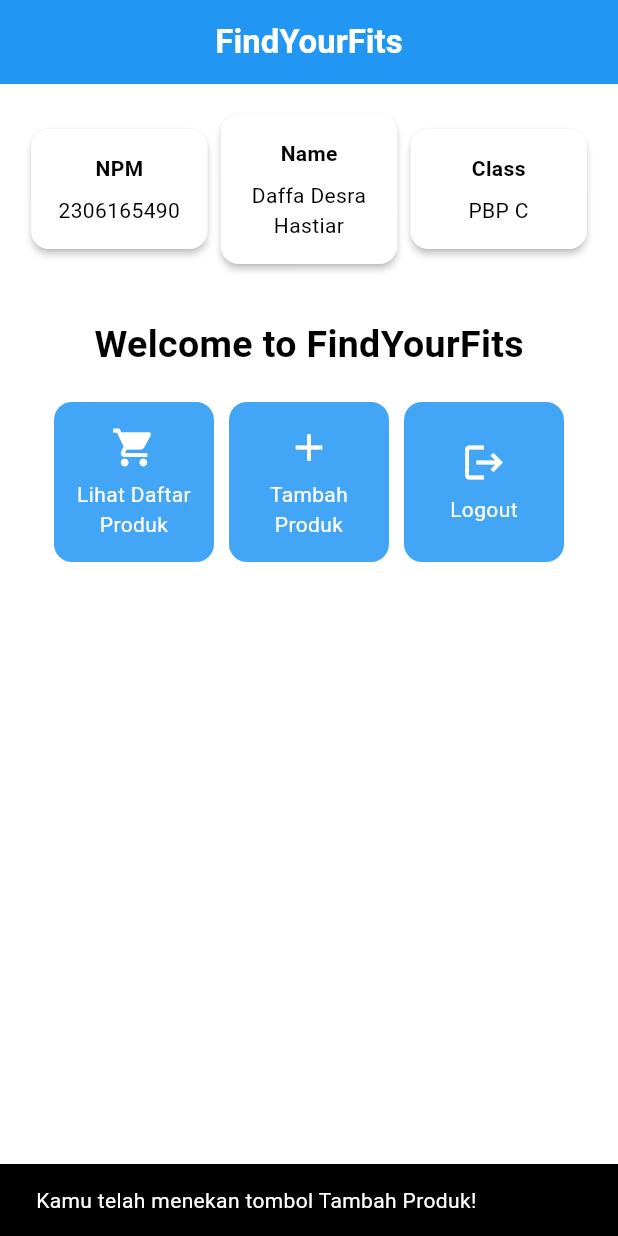
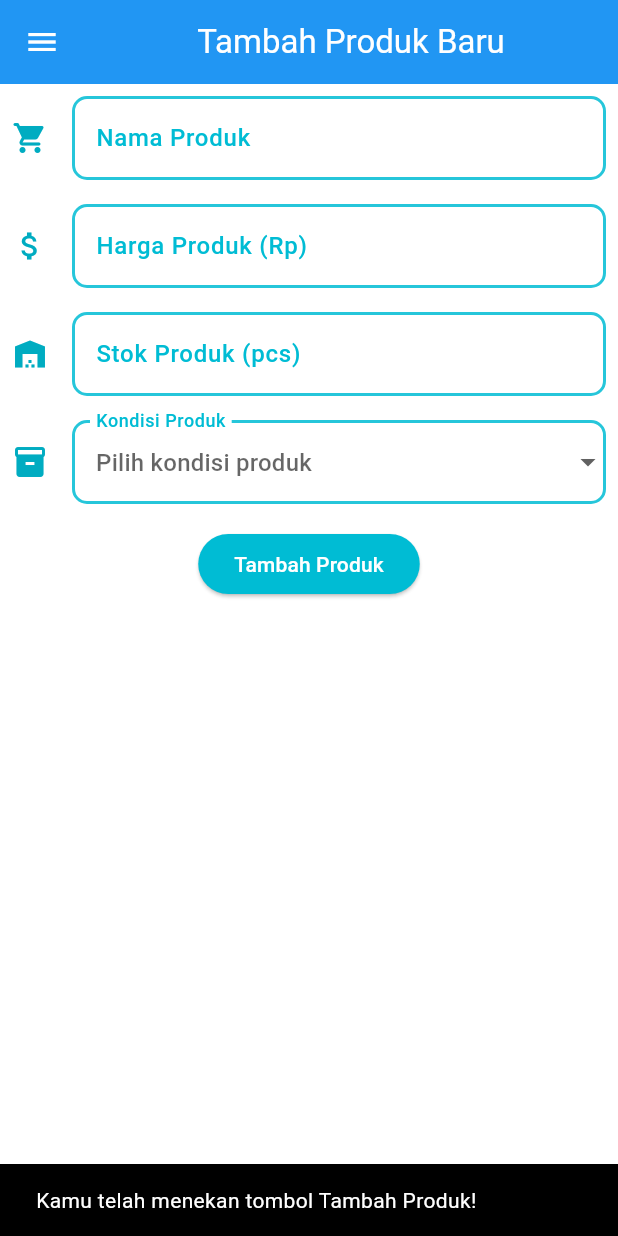
Before and after one commit to daffadesra/find-your-fits-mobile, a Flutter app: the screen it shows after launch, after a tap on "Tambah Produk", on a phone screen of 412 x 824 dp. Run offline on Flutter 3.47's test engine with Material 3 defaults, Android fonts, the phone set to English and light mode, and no system bars.

Commit message:
Menyelesaikan kode tugas 8

```diff
--- a/lib/main.dart
+++ b/lib/main.dart
@@ -1,5 +1,6 @@
 import 'package:flutter/material.dart';
 import 'package:find_your_fits_mobile/menu.dart';
+
 
 void main() {
   runApp(const MyApp());
--- a/lib/menu.dart
+++ b/lib/menu.dart
@@ -1,4 +1,7 @@
 import 'package:flutter/material.dart';
+import 'package:find_your_fits_mobile/widgets/left_drawer.dart';
+import 'package:find_your_fits_mobile/productentry_form.dart';
+
 
 class MyHomePage extends StatelessWidget {
   final String npm = '2306165490';
@@ -30,6 +33,8 @@ class MyHomePage extends StatelessWidget {
         backgroundColor: Theme.of(context).colorScheme.primary,
         centerTitle: true,
       ),
+      // Drawer
+      drawer: const LeftDrawer(),
       // Body halaman dengan padding di sekelilingnya.
       body: Padding(
         padding: const EdgeInsets.all(16.0),
@@ -154,6 +159,13 @@ class ItemCard extends StatelessWidget {
             ..showSnackBar(
                 SnackBar(content: Text("Kamu telah menekan tombol ${item.name}!"))
             );
+          if (item.name == "Tambah Produk") {
+            Navigator.pushReplacement(
+                context,
+                MaterialPageRoute(
+                builder: (context) => const ProductEntryFormPage()
+                ));
+          }
         },
         // Container untuk menyimpan Icon dan Text
         child: Container(
--- /dev/null
+++ b/lib/productentry_form.dart
@@ -0,0 +1,272 @@
+import 'package:flutter/material.dart';
+import 'package:find_your_fits_mobile/widgets/left_drawer.dart';
+
+// Untuk dropdown menu
+const List<String> listKondisi = <String>['Baru', 'Bekas'];
+
+class ProductEntryFormPage extends StatefulWidget {
+  const ProductEntryFormPage({super.key});
+
+
+  @override
+  State<ProductEntryFormPage> createState() => _ProductEntryFormPageState();
+}
+
+class _ProductEntryFormPageState extends State<ProductEntryFormPage> {
+  final _formKey = GlobalKey<FormState>();
+  String _namaProduk = "";
+  int _hargaProduk = 0;
+  int _stokProduk = 0;
+  String _kondisiProduk = "";
+  @override
+  Widget build(BuildContext context) {
+    return Scaffold(
+      appBar: AppBar(
+        title: const Center(
+          child: Text(
+            'Tambah Produk Baru',
+          ),
+        ),
+        backgroundColor: Theme.of(context).colorScheme.primary,
+        foregroundColor: Colors.white,
+      ),
+      drawer: const LeftDrawer(),
+      body: Form(
+        key: _formKey,
+        child: SingleChildScrollView(
+          child: Column(
+            crossAxisAlignment: CrossAxisAlignment.start,
+            children: [
+              // Field Nama Produk
+              Padding(
+                padding: const EdgeInsets.all(8.0),
+                child: TextFormField(
+                  decoration: InputDecoration(
+                    icon: const Icon(Icons.shopping_cart_rounded),
+                    iconColor: Colors.cyan.shade600,
+                    hintText: "Masukkan nama produk",
+                    hintStyle: TextStyle(color: Colors.cyan.shade100),
+                    labelText: "Nama Produk",
+                    labelStyle: const TextStyle(
+                      fontSize: 16,
+                      fontWeight: FontWeight.w500,
+                      color: Colors.cyan
+                    ),
+                    enabledBorder: OutlineInputBorder(
+                        borderRadius: BorderRadius.circular(10.0),
+                        borderSide: BorderSide(color: Colors.cyan.shade400, width: 2)
+                    ),
+                      focusedBorder: OutlineInputBorder(
+                          borderRadius: BorderRadius.circular(10.0),
+                          borderSide: const BorderSide(color: Colors.cyan, width: 3)
+                      )
+                  ),
+                  onChanged: (String? value) {
+                    setState(() {
+                      _namaProduk = value!;
+                    });
+                  },
+                  validator: (String? value) {
+                    if (value == null || value.isEmpty || value.trim().isEmpty) {
+                      return "Nama produk tidak boleh kosong!";
+                    }
+                    if (value.length > 100) {
+                      return "Nama produk tidak boleh lebih dari 100 karakter!";
+                    }
+                    return null;
+                  },
+                ),
+              ),
+              // Field harga produk
+              Padding(
+                padding: const EdgeInsets.all(8.0),
+                child: TextFormField(
+                  decoration: InputDecoration(
+                    icon: const Icon(Icons.attach_money),
+                    iconColor: Colors.cyan.shade600,
+                    hintText: "Masukkan harga produk (Rp)",
+                    hintStyle: TextStyle(color: Colors.cyan.shade100),
+                    labelText: "Harga Produk (Rp)",
+                    labelStyle: const TextStyle(
+                        fontSize: 16,
+                        fontWeight: FontWeight.w500,
+                        color: Colors.cyan
+                    ),
+                    enabledBorder: OutlineInputBorder(
+                        borderRadius: BorderRadius.circular(10.0),
+                        borderSide: BorderSide(color: Colors.cyan.shade400, width: 2)
+                    ),
+                    focusedBorder: OutlineInputBorder(
+                        borderRadius: BorderRadius.circular(10.0),
+                        borderSide: const BorderSide(color: Colors.cyan, width: 3)
+                      )
+                  ),
+                  onChanged: (String? value) {
+                    setState(() {
+                      _hargaProduk = int.tryParse(value!) ?? 0;
+                    });
+                  },
+                  validator: (String? value) {
+                    if (value == null || value.isEmpty) {
+                      return "Harga produk tidak boleh kosong!";
+                    }
+                    final harga = int.tryParse(value);
+                    if (harga == null) {
+                      return "Harga produk harus berupa angka!";
+                    }
+                    if (harga <= 0) {
+                      return "Harga produk harus lebih dari 0!";
+                    }
+                    if (harga > 100000000) {
+                      return "Harga produk tidak boleh lebih dari Rp 100.000.000!";
+                    }
+                    return null;
+                  },
+                ),
+              ),
+              // Stok produk
+              Padding(
+                padding: const EdgeInsets.all(8.0),
+                child: TextFormField(
+                  decoration: InputDecoration(
+                      icon: const Icon(Icons.warehouse),
+                      iconColor: Colors.cyan.shade600,
+                      hintText: "Masukkan stok produk (pcs)",
+                      hintStyle: TextStyle(color: Colors.cyan.shade100),
+                      labelText: "Stok Produk (pcs)",
+                      labelStyle: const TextStyle(
+                          fontSize: 16,
+                          fontWeight: FontWeight.w500,
+                          color: Colors.cyan
+                      ),
+                      enabledBorder: OutlineInputBorder(
+                          borderRadius: BorderRadius.circular(10.0),
+                          borderSide: BorderSide(color: Colors.cyan.shade400, width: 2)
+                      ),
+                      focusedBorder: OutlineInputBorder(
+                          borderRadius: BorderRadius.circular(10.0),
+                          borderSide: const BorderSide(color: Colors.cyan, width: 3)
+                      )
+                  ),
+                  onChanged: (String? value) {
+                    setState(() {
+                      _hargaProduk = int.tryParse(value!) ?? 0;
+                    });
+                  },
+                  validator: (String? value) {
+                    if (value == null || value.isEmpty) {
+                      return "Stok produk tidak boleh kosong!";
+                    }
+                    final harga = int.tryParse(value);
+                    if (harga == null) {
+                      return "Stok produk harus berupa angka!";
+                    }
+                    if (harga <= 0) {
+                      return "Stok produk harus lebih dari 0!";
+                    }
+                    if (harga > 999999) {
+                      return "Stok produk tidak boleh lebih 999999";
+                    }
+                    return null;
+                  },
+                ),
+              ),
+              // Field kondisi produk
+              Padding(
+                padding: const EdgeInsets.all(8.0),
+                child: DropdownButtonFormField<String>(
+                  items: listKondisi.map((String items) {
+                    return DropdownMenuItem<String>(
+                      value: items,
+                      child: Text(items),
+                    );
+                  }).toList(),
+                  decoration: InputDecoration(
+                      icon: const Icon(Icons.inventory_2),
+                      iconColor: Colors.cyan.shade600,
+                      hintText: "Pilih kondisi produk",
+                      hintStyle: TextStyle(color: Colors.cyan.shade100),
+                      labelText: "Kondisi Produk",
+                      labelStyle: const TextStyle(
+                          fontSize: 16,
+                          fontWeight: FontWeight.w500,
+                          color: Colors.cyan
+                      ),
+                      enabledBorder: OutlineInputBorder(
+                          borderRadius: BorderRadius.circular(10.0),
+                          borderSide: BorderSide(color: Colors.cyan.shade400, width: 2)
+                      ),
+                      focusedBorder: OutlineInputBorder(
+                          borderRadius: BorderRadius.circular(10.0),
+                          borderSide: const BorderSide(color: Colors.cyan, width: 3)
+                      )
+                  ),
+                  onChanged: (String? value) {
+                    setState(() {
+                      _kondisiProduk = value!;
+                    });
+                  },
+                  validator: (String? value) {
+                    if (value == null) {
+                      return "Pilih kondisi produk.";
+                      }
+                    return null;
+                  },
+                ),
+              ),
+              Align(
+                alignment: Alignment.bottomCenter,
+                child: Padding(
+                  padding: const EdgeInsets.all(8.0),
+                  child: ElevatedButton(
+                    style: ButtonStyle(
+                      backgroundColor: WidgetStateProperty.all(
+                          Colors.cyan),
+                    ),
+                    onPressed: () {
+                      if (_formKey.currentState!.validate()) {
+                        showDialog(
+                          context: context,
+                          builder: (context) {
+                            return AlertDialog(
+                              title: const Text('Produk berhasil tersimpan'),
+                              content: SingleChildScrollView(
+                                child: Column(
+                                  crossAxisAlignment: CrossAxisAlignment.start,
+                                  children: [
+                                    Text('Nama Produk: $_namaProduk'),
+                                    Text('Harga Produk: $_hargaProduk'),
+                                    Text('Stok Produk: $_stokProduk'),
+                                    Text('Kondisi Produk: $_kondisiProduk'),
+                                  ],
+                                ),
+                              ),
+                              actions: [
+                                TextButton(
+                                  child: const Text('OK'),
+                                  onPressed: () {
+                                    Navigator.pop(context);
+                                    _formKey.currentState!.reset();
+                                  },
+                                ),
+                              ],
+                            );
+                          },
+                        );
+                      }
+                    },
+                    child: const Text(
+                      "Tambah Produk",
+                      style: TextStyle(color: Colors.white),
+                    ),
+                  ),
+                ),
+              ),
+            ],
+          ),
+
+        ),
+      ),
+    );
+  }
+}
--- /dev/null
+++ b/lib/widgets/left_drawer.dart
@@ -0,0 +1,69 @@
+import 'package:flutter/material.dart';
+import 'package:find_your_fits_mobile/menu.dart';
+import 'package:find_your_fits_mobile/productentry_form.dart';
+
+
+class LeftDrawer extends StatelessWidget {
+  const LeftDrawer({super.key});
+
+  @override
+  Widget build(BuildContext context) {
+    return Drawer(
+      child: ListView(
+        children: [
+          DrawerHeader(
+            decoration: BoxDecoration(
+              color: Theme.of(context).colorScheme.primary,
+            ),
+            child: const Column(
+              children: [
+                Text(
+                  'Find Your Fits',
+                  textAlign: TextAlign.center,
+                  style: TextStyle(
+                    fontSize: 24,
+                    fontWeight: FontWeight.bold,
+                    color: Colors.white,
+                  ),
+                ),
+                Padding(padding: EdgeInsets.all(8)),
+                Text(
+                  "Elevate your style, find yours in FindYourFits!",
+                  textAlign: TextAlign.center,
+                  style : TextStyle(
+                    color: Colors.white,
+                  )
+                ),
+              ],
+            ),
+          ),
+          ListTile(
+            leading: const Icon(Icons.home_outlined),
+            title: const Text('Halaman Utama'),
+            // Bagian redirection ke MyHomePage
+            onTap: () {
+              Navigator.pushReplacement(
+                  context,
+                  MaterialPageRoute(
+                    builder: (context) => MyHomePage(),
+                  ));
+            },
+          ),
+          ListTile(
+            leading: const Icon(Icons.add_shopping_cart_outlined),
+            title: const Text('Tambah Produk'),
+            // Bagian redirection ke MoodEntryFormPage
+            onTap: () {
+              Navigator.pushReplacement(
+                context,
+                MaterialPageRoute(
+                  builder: (context) => ProductEntryFormPage()
+                )
+              );
+            },
+          ),
+        ],
+      ),
+    );
+  }
+}
```
